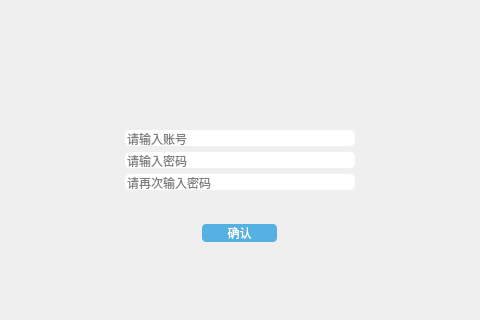
xuanlog/LibraryManager, file LibraryManager/resetpassword.ui: the form before one commit; both pictures show x 125 to 605 and y 122 to 442 of the 729 by 590 pixel window.
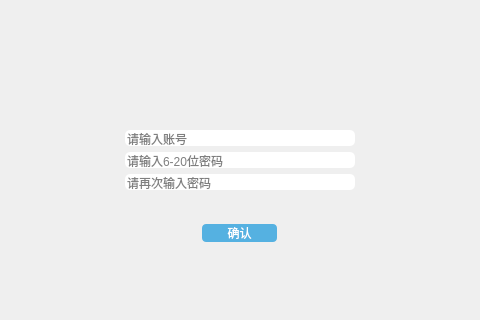
The form after the commit. Icons and pictures are not drawn.

Patch:
```diff
--- a/LibraryManager/resetpassword.ui
+++ b/LibraryManager/resetpassword.ui
@@ -241,7 +241,7 @@
             <enum>QLineEdit::Password</enum>
            </property>
            <property name="placeholderText">
-            <string>请输入密码</string>
+            <string>请输入6-20位密码</string>
            </property>
            <property name="clearButtonEnabled">
             <bool>false</bool>
```
